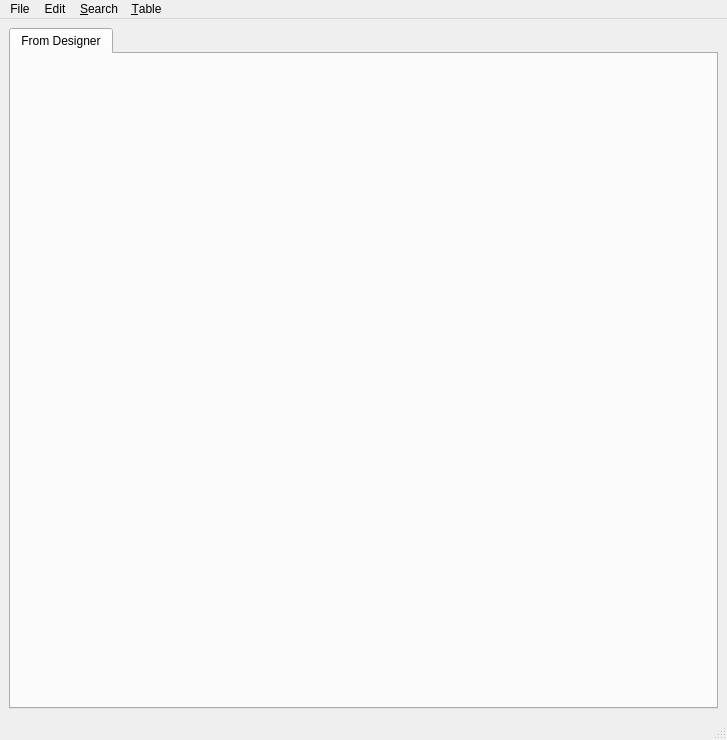
Before: the Qt Designer form lib/clevic/ui/browser.ui in djellemah/clevic, drawn with Qt 5.
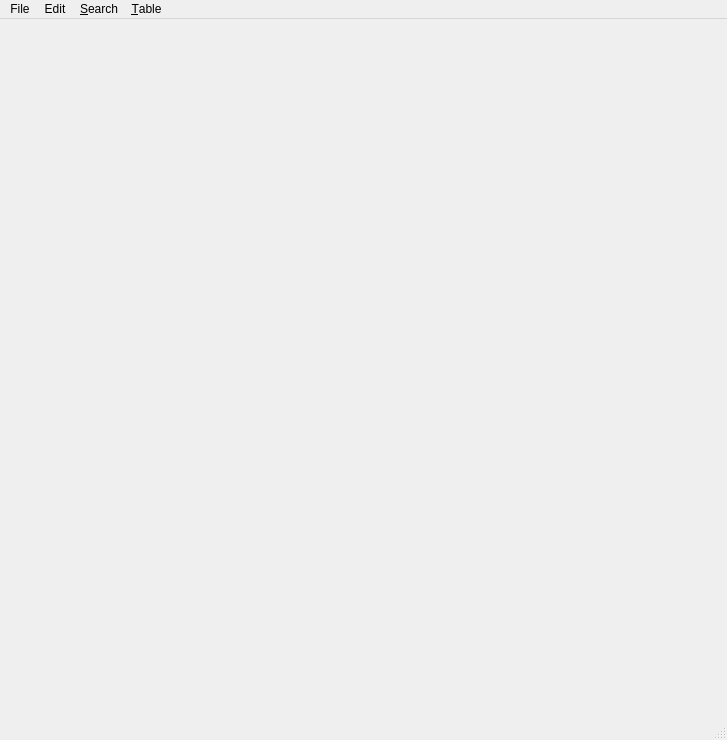
After: the same form once the commit is applied.

Commit message: improve tables_tab

```diff
--- a/lib/clevic/ui/browser.ui
+++ b/lib/clevic/ui/browser.ui
@@ -9,27 +9,8 @@
     <height>740</height>
    </rect>
   </property>
-  <widget class="QWidget" name="mainWidget" >
-   <layout class="QVBoxLayout" >
-    <item>
-     <widget class="QTabWidget" name="tables_tab" >
-      <property name="windowModality" >
-       <enum>Qt::NonModal</enum>
-      </property>
-      <property name="focusPolicy" >
-       <enum>Qt::NoFocus</enum>
-      </property>
-      <property name="tabShape" >
-       <enum>QTabWidget::Rounded</enum>
-      </property>
-      <widget class="QWidget" name="dummy_tab" >
-       <attribute name="title" >
-        <string>From Designer</string>
-       </attribute>
-      </widget>
-     </widget>
-    </item>
-   </layout>
+  <widget class="QWidget" name="main_widget" >
+   <layout class="QVBoxLayout" />
   </widget>
   <widget class="QStatusBar" name="statusbar" />
   <widget class="QMenuBar" name="menubar" >
```
Left out of the diff: 2 changed lines with no effect on the pictures. The commit also changes 1 other file.
